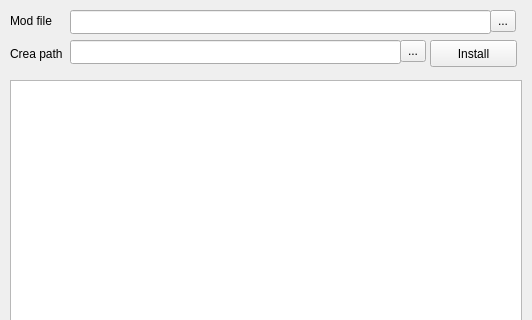
Above: ui/main.ui from abduelhamit/Crea-Mod-Manager before the change; both pictures show x 0 to 532 and y 0 to 320 of the 532 by 474 pixel window. Below: the same form after it.
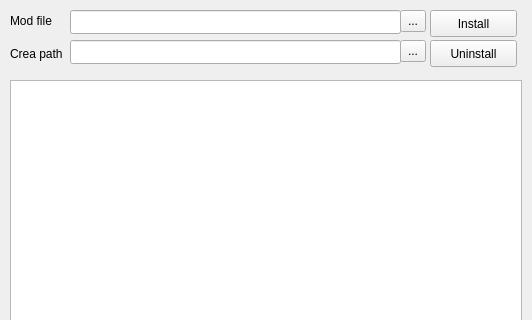
That is the form after the change.

Commit message: Add uninstall button

Diff of the .ui file:
```diff
--- a/ui/main.ui
+++ b/ui/main.ui
@@ -18,7 +18,7 @@
     <property name="geometry">
      <rect>
       <x>430</x>
-      <y>40</y>
+      <y>10</y>
       <width>87</width>
       <height>27</height>
      </rect>
@@ -32,7 +32,7 @@
      <rect>
       <x>70</x>
       <y>10</y>
-      <width>421</width>
+      <width>331</width>
       <height>24</height>
      </rect>
     </property>
@@ -50,7 +50,7 @@
    <widget class="QToolButton" name="modFileButton">
     <property name="geometry">
      <rect>
-      <x>490</x>
+      <x>400</x>
       <y>10</y>
       <width>26</width>
       <height>22</height>
@@ -109,6 +109,19 @@
      <string>...</string>
     </property>
    </widget>
+   <widget class="QPushButton" name="uninstallButton">
+    <property name="geometry">
+     <rect>
+      <x>430</x>
+      <y>40</y>
+      <width>87</width>
+      <height>27</height>
+     </rect>
+    </property>
+    <property name="text">
+     <string>Uninstall</string>
+    </property>
+   </widget>
   </widget>
  </widget>
  <resources/>
```
The commit also changes 1 other file.
